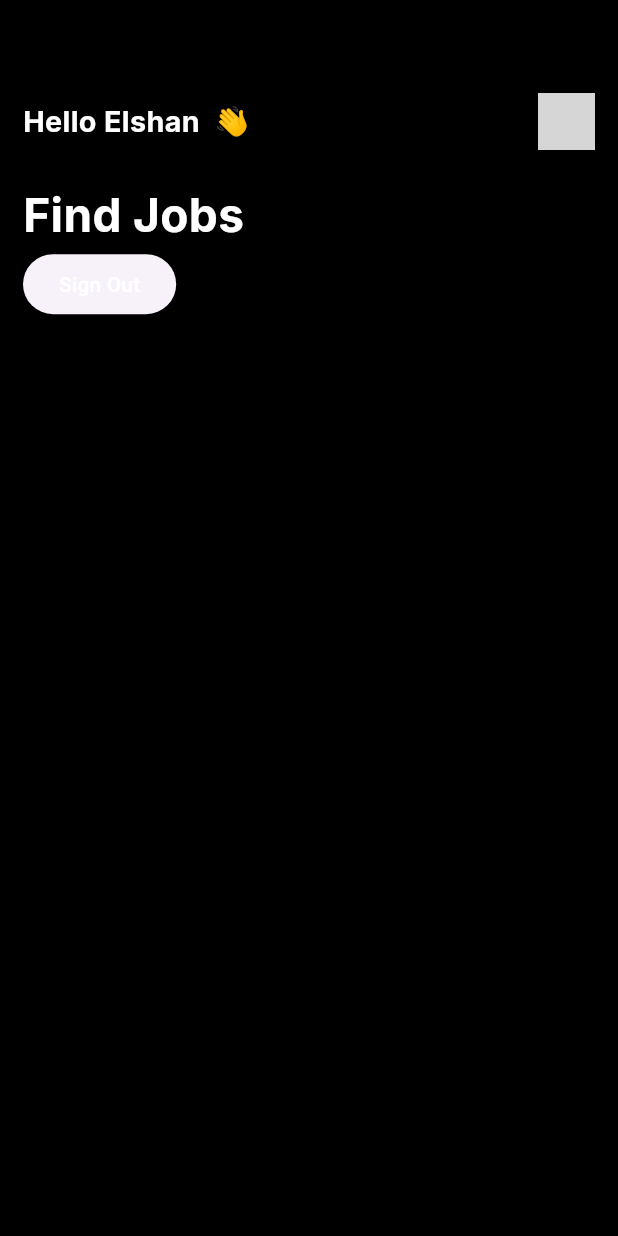
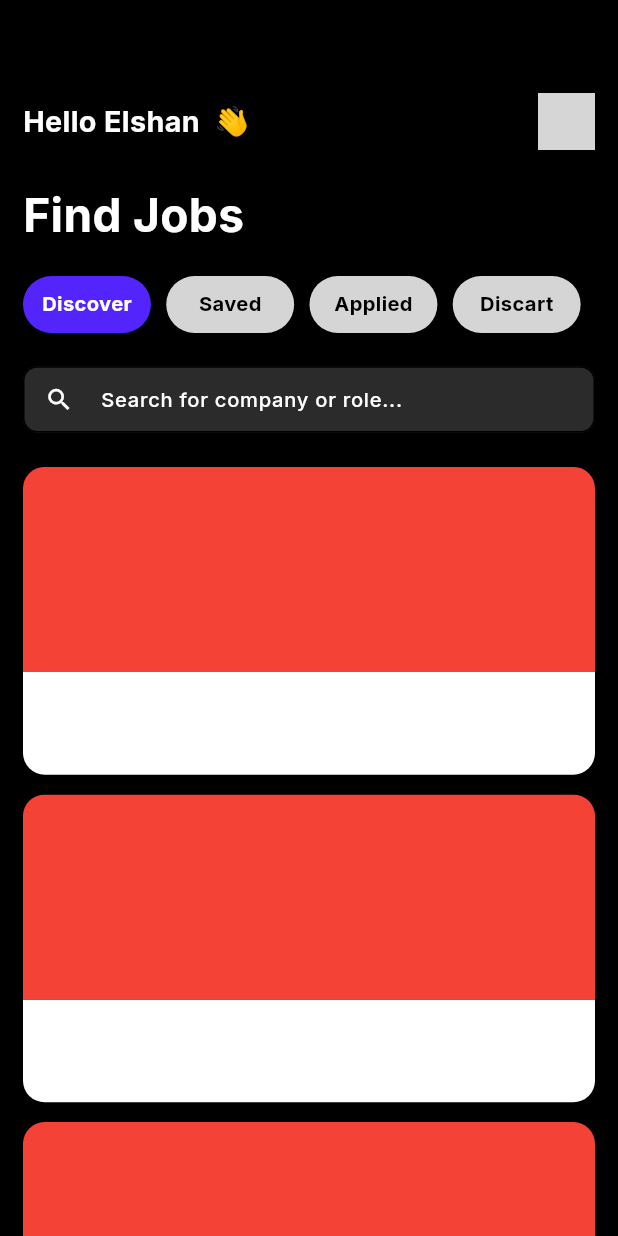
Before and after one commit to Elshan2022/Job-Boarding, a Flutter app: the HomePage screen opened by its route, on a phone screen of 412 x 824 dp. Run offline on Flutter 3.47's test engine with Material 3 defaults, Android fonts, the phone set to English and light mode, and no system bars; our stand-ins replace another_flushbar, auto_route, cloud_firestore, firebase_auth, firebase_core, firebase_storage and 6 more; accounts and stored records are empty; network calls fail; grey boxes are pictures that could not be loaded.

Commit message:
Home Page

```diff
--- a/lib/components/app_colors.dart
+++ b/lib/components/app_colors.dart
@@ -4,8 +4,10 @@ class AppColors {
   static const primaryColor = Color(0xFF000000);
   static const primaryBlue = Color(0xFF5424FD);
   static const coralPink = Color(0xFFFF5A5F);
-  static const darkGrey = Color(0xFF353535);
+  static const lightGrey = Color(0xFF353535);
   static const colorRed = Color(0xFFE82127);
   static const deepOrange = Color(0xFFFC8019);
   static const primaryGreen = Color(0xFF00D95F);
+  static const darkGrey = Color(0xFFD5D5D5);
+  static const primaryLight = Color(0xFF2B2B2B);
 }
--- a/lib/components/decoration.dart
+++ b/lib/components/decoration.dart
@@ -8,7 +8,7 @@ class AppDecorations {
       backgroundColor: MaterialStateProperty.resolveWith(
         (states) {
           if (states.contains(MaterialState.disabled)) {
-            return AppColors.darkGrey;
+            return AppColors.lightGrey;
           }
           return AppColors.primaryBlue;
         },
--- /dev/null
+++ b/lib/providers/categorie_provider.dart
@@ -0,0 +1,15 @@
+import 'package:flutter_riverpod/flutter_riverpod.dart';
+
+class CategorieNotifier extends Notifier<int> {
+  @override
+  build() {
+    return 0;
+  }
+
+  selectCategory(int index) {
+    state = index;
+  }
+}
+
+final selectedCategoryProvider =
+    NotifierProvider<CategorieNotifier, int>(CategorieNotifier.new);
--- a/lib/view/home_page.dart
+++ b/lib/view/home_page.dart
@@ -1,12 +1,11 @@
-// ignore_for_file: use_build_context_synchronously
-
 import 'package:auto_route/auto_route.dart';
 import 'package:flutter/material.dart';
 import 'package:flutter_job_boarding/components/app_colors.dart';
 import 'package:flutter_job_boarding/components/app_text.dart';
-import 'package:flutter_job_boarding/components/helper_methods.dart';
-import 'package:flutter_job_boarding/navigation/routes_name.dart';
 import 'package:flutter_job_boarding/repository/service_repository.dart';
+import 'package:flutter_job_boarding/widgets/categorie.dart';
+import 'package:flutter_job_boarding/widgets/jobs_list_view.dart';
+import 'package:flutter_job_boarding/widgets/search_job_text_field.dart';
 import 'package:flutter_job_boarding/widgets/user_name_image.dart';
 import 'package:flutter_screenutil/flutter_screenutil.dart';
 
@@ -22,29 +21,17 @@ class HomePage extends StatelessWidget {
       backgroundColor: AppColors.primaryColor,
       body: Container(
         margin: EdgeInsets.only(top: 70.h, right: 16.w, left: 16.w),
+        child: SingleChildScrollView(
           child: Column(
             crossAxisAlignment: CrossAxisAlignment.start,
             children: [
               const UserNameImage(),
               _title(),
-            ElevatedButton(
-              onPressed: () async {
-                try {
-                  RoutesNames routesNames = RoutesNames();
-                  await serviceRepository.signOut();
-
-                  AutoRouter.of(context).replaceNamed(routesNames.onBoard);
-                } catch (e) {
-                  HelperMethods.showSnackBar(
-                      context, e.toString(), AppColors.colorRed);
-                }
-              },
-              child: const Text(
-                "Sign Out",
-                style: TextStyle(color: Colors.white),
+              CategorieWidget(),
+              SearchTextField(),
+              JobsListView(),
+            ],
           ),
-            ),
-          ],
         ),
       ),
     );
--- a/lib/view/login_page.dart
+++ b/lib/view/login_page.dart
@@ -72,7 +72,7 @@ class _LoginPageState extends LoginViewModel {
           width: 200.w,
           margin: EdgeInsets.only(top: 80.h),
           decoration: BoxDecoration(
-            color: AppColors.darkGrey.withOpacity(0.5),
+            color: AppColors.lightGrey.withOpacity(0.5),
             borderRadius: BorderRadius.circular(15.w),
           ),
           child: Center(
--- /dev/null
+++ b/lib/widgets/categorie.dart
@@ -0,0 +1,55 @@
+import 'package:flutter/material.dart';
+import 'package:flutter_job_boarding/components/app_colors.dart';
+import 'package:flutter_job_boarding/components/app_text.dart';
+import 'package:flutter_job_boarding/providers/categorie_provider.dart';
+import 'package:flutter_riverpod/flutter_riverpod.dart';
+import 'package:flutter_screenutil/flutter_screenutil.dart';
+
+class CategorieWidget extends ConsumerWidget {
+  CategorieWidget({super.key});
+  final List<String> _categories = ["Discover", "Saved", "Applied", "Discart"];
+
+  @override
+  Widget build(BuildContext context, WidgetRef ref) {
+    final selectedIndex = ref.watch(selectedCategoryProvider);
+    return Container(
+      margin: EdgeInsets.only(top: 20.h, bottom: 24.h),
+      height: 45.h,
+      width: double.infinity,
+      child: Row(
+        mainAxisAlignment: MainAxisAlignment.spaceBetween,
+        children: _categories.asMap().entries.map((entry) {
+          final index = entry.key;
+          final category = entry.value;
+          return InkWell(
+            onTap: () {
+              ref.read(selectedCategoryProvider.notifier).selectCategory(index);
+            },
+            child: Container(
+              width: 89.w,
+              height: 43.h,
+              margin: EdgeInsets.only(right: 10.w),
+              decoration: BoxDecoration(
+                borderRadius: BorderRadius.circular(25.w),
+                color: selectedIndex == index
+                    ? AppColors.primaryBlue
+                    : AppColors.darkGrey,
+              ),
+              child: Center(
+                child: Text(
+                  category,
+                  style: AppText.textBold(
+                    size: 14,
+                    textColor: selectedIndex == index
+                        ? Colors.white
+                        : AppColors.primaryColor,
+                  ),
+                ),
+              ),
+            ),
+          );
+        }).toList(),
+      ),
+    );
+  }
+}
--- /dev/null
+++ b/lib/widgets/jobs_list_view.dart
@@ -0,0 +1,56 @@
+import 'package:flutter/material.dart';
+import 'package:flutter_screenutil/flutter_screenutil.dart';
+
+class JobsListView extends StatelessWidget {
+  const JobsListView({super.key});
+
+  @override
+  Widget build(BuildContext context) {
+    return ListView.builder(
+      itemCount: 10,
+      shrinkWrap: true,
+      padding: EdgeInsets.zero,
+      physics: const NeverScrollableScrollPhysics(),
+      itemBuilder: (context, index) {
+        return Container(
+          width: double.infinity,
+          height: 232.h,
+          margin: EdgeInsets.only(bottom: 15.h),
+          decoration: BoxDecoration(
+            borderRadius: BorderRadius.circular(15.w),
+          ),
+          child: Column(
+            children: [
+              Expanded(
+                flex: 2,
+                child: ClipPath(
+                  child: Container(
+                    decoration: BoxDecoration(
+                      color: Colors.red,
+                      borderRadius: BorderRadius.only(
+                        topLeft: Radius.circular(15.w),
+                        topRight: Radius.circular(15.w),
+                      ),
+                    ),
+                  ),
+                ),
+              ),
+              Expanded(
+                flex: 1,
+                child: Container(
+                  decoration: BoxDecoration(
+                    color: Colors.white,
+                    borderRadius: BorderRadius.only(
+                      bottomLeft: Radius.circular(15.w),
+                      bottomRight: Radius.circular(15.w),
+                    ),
+                  ),
+                ),
+              ),
+            ],
+          ),
+        );
+      },
+    );
+  }
+}
--- a/lib/widgets/onboard_logos.dart
+++ b/lib/widgets/onboard_logos.dart
@@ -8,7 +8,7 @@ class OnBoardLogos extends StatelessWidget {
       {super.key,
       this.angle = 0,
       this.containerWidth = 0,
-      this.containerColor = AppColors.darkGrey,
+      this.containerColor = AppColors.lightGrey,
       this.iconPath = "",
       this.text = "",
       this.containerHeight = 10});
--- /dev/null
+++ b/lib/widgets/search_job_text_field.dart
@@ -0,0 +1,41 @@
+import 'package:flutter/material.dart';
+import 'package:flutter_job_boarding/components/app_colors.dart';
+import 'package:flutter_job_boarding/components/app_text.dart';
+import 'package:flutter_screenutil/flutter_screenutil.dart';
+
+class SearchTextField extends StatelessWidget {
+  SearchTextField({super.key});
+
+  final BorderRadius _borderRadius = BorderRadius.circular(10.w);
+  final String _hintText = "Search for company or role...";
+
+  @override
+  Widget build(BuildContext context) {
+    return Container(
+      height: 50.h,
+      width: double.infinity,
+      margin: EdgeInsets.only(bottom: 24.w),
+      child: TextFormField(
+        style: AppText.textMedium(size: 14, textColor: Colors.white),
+        decoration: InputDecoration(
+          contentPadding: EdgeInsets.only(top: 10.h),
+          prefixIcon: Icon(Icons.search, color: Colors.white, size: 20.w),
+          hintText: _hintText,
+          hintStyle: AppText.textMedium(size: 14),
+          fillColor: AppColors.primaryLight,
+          filled: true,
+          border: OutlineInputBorder(
+            borderRadius: _borderRadius,
+          ),
+          focusedBorder: OutlineInputBorder(
+            borderRadius: _borderRadius,
+          ),
+          enabledBorder: OutlineInputBorder(
+            borderRadius: _borderRadius,
+          ),
+        ),
+        onChanged: (value) {},
+      ),
+    );
+  }
+}
--- a/lib/widgets/user_image.dart
+++ b/lib/widgets/user_image.dart
@@ -23,7 +23,7 @@ class UserImage extends ConsumerWidget {
             width: 100.w,
             height: 100.w,
             decoration: BoxDecoration(
-              color: AppColors.darkGrey,
+              color: AppColors.lightGrey,
               borderRadius: BorderRadius.circular(15.w),
               image: image == null
                   ? DecorationImage(
```
Also changed, not shown: lib/widgets/companies.dart (+11 -11 lines). Lines whose indentation alone changed are shown as unchanged.
